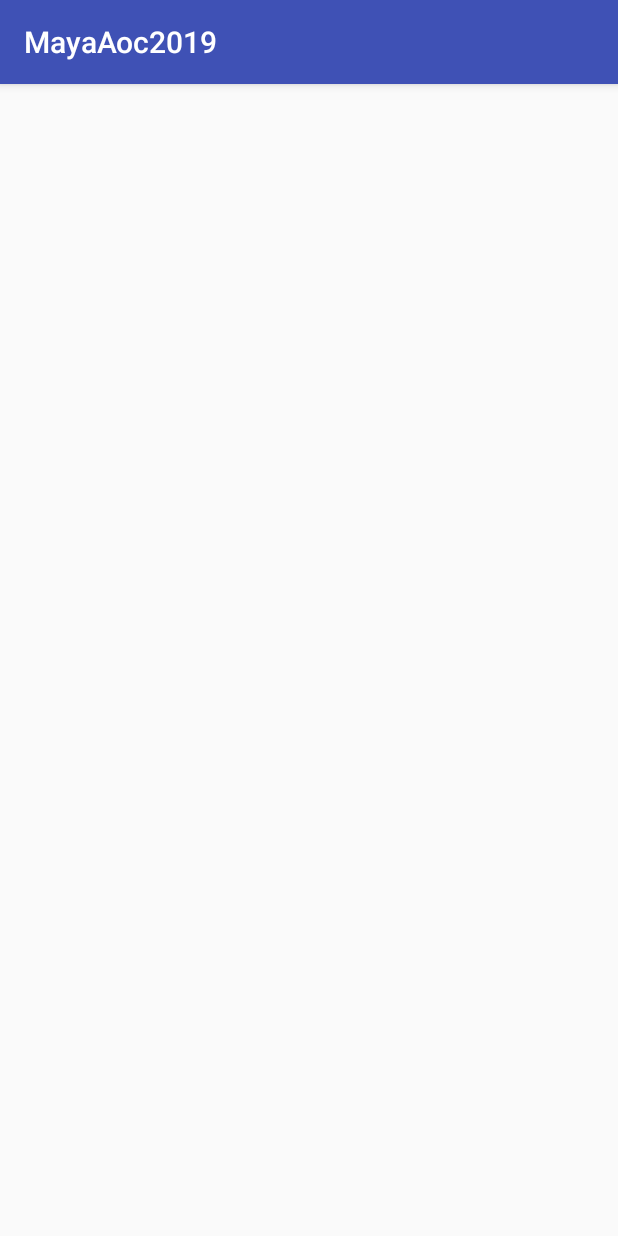
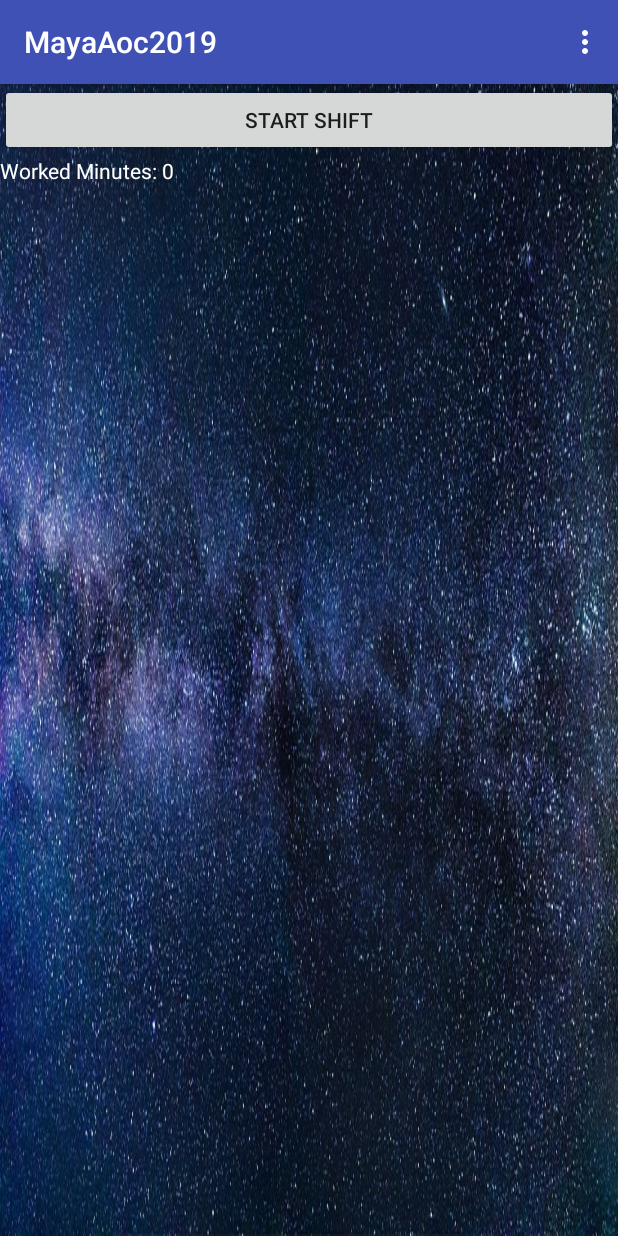
Before and after one commit to mayahaddad/MayaAoc2019final, an Android app: the HomePageActivity screen opened directly, with no data from a screen before it, in the options menu, after a tap on "Now", on a phone screen of 412 x 824 dp. Run offline under Robolectric (Android 15) with nearby library versions, the phone set to English and light mode, and no system bars; 2 statements that could not run were skipped.

Commit message:
fixed erros

```diff
--- a/app/src/main/AndroidManifest.xml
+++ b/app/src/main/AndroidManifest.xml
@@ -21,7 +21,6 @@
         <activity android:name=".HomePageActivity" />
         <activity android:name=".MyWorkActivity" />
         <activity android:name=".MyShiftsActivity" />
-        <activity android:name=".NowActivity"></activity>
     </application>
 
 </manifest>
--- a/app/src/main/java/y2019/aoc/maya/mayaaoc2019/HomePageActivity.java
+++ b/app/src/main/java/y2019/aoc/maya/mayaaoc2019/HomePageActivity.java
@@ -3,18 +3,37 @@ package y2019.aoc.maya.mayaaoc2019;
 import android.content.DialogInterface;
 import android.content.Intent;
 import android.support.v7.app.AlertDialog;
+import android.view.Menu;
+import android.view.MenuItem;
 import android.support.v7.app.AppCompatActivity;
 import android.os.Bundle;
-import android.view.Menu;
-import android.view.MenuItem;
+import android.view.View;
+import android.widget.Button;
+import android.widget.TextView;
+
+import java.text.SimpleDateFormat;
+import java.util.Date;
 
 
-public class HomePageActivity extends AppCompatActivity {
+public class HomePageActivity extends AppCompatActivity implements View.OnClickListener{
+
+    public static final String DATE_TIME_FORMAT = "yyyy-MM-dd'T'HH:mm:ss";
+
+    Button startShift;
+    long startTime, stopTime;
+    boolean isStarted = false;
+    TextView tvTotalTime;
 
     @Override
     protected void onCreate(Bundle savedInstanceState) {
         super.onCreate(savedInstanceState);
         setContentView(R.layout.activity_home_page);
+
+        startShift = findViewById(R.id.buttonStartShift);
+        startShift.setOnClickListener(this);
+
+        tvTotalTime = findViewById(R.id.textViewShiftTime);
+
     }
 
 
@@ -24,7 +43,7 @@ public class HomePageActivity extends AppCompatActivity {
         return true;
     }
     public boolean onOptionsItemSelected(MenuItem item){
-        Intent goToNextActivity=new Intent(getApplicationContext(), LogInActivity.class );
+        Intent goToNextActivity;
 
         switch(item.getItemId()){
             case R.id.mywork:
@@ -73,4 +92,23 @@ public class HomePageActivity extends AppCompatActivity {
         return true;
 
     }
+
+    @Override
+    public void onClick(View v) {
+        if(!isStarted) {
+            startTime = System.currentTimeMillis();
+            startShift.setText("Stop Shift");
+            isStarted = true;
+        }else{
+            stopTime = System.currentTimeMillis();
+            startShift.setText("Start Shift");
+            isStarted = false;
+
+            tvTotalTime.setText("Worked Minutes: " +((stopTime-startTime)/1000/60));
+
+
+        }
+
+    }
+
 }
--- a/app/src/main/java/y2019/aoc/maya/mayaaoc2019/NowActivity.java
+++ /dev/null
@@ -1,13 +0,0 @@
-package y2019.aoc.maya.mayaaoc2019;
-
-import android.support.v7.app.AppCompatActivity;
-import android.os.Bundle;
-
-public class NowActivity extends AppCompatActivity {
-
-    @Override
-    protected void onCreate(Bundle savedInstanceState) {
-        super.onCreate(savedInstanceState);
-        setContentView(R.layout.activity_now);
-    }
-}
--- a/app/src/main/res/layout/activity_home_page.xml
+++ b/app/src/main/res/layout/activity_home_page.xml
@@ -1,9 +1,22 @@
 <?xml version="1.0" encoding="utf-8"?>
-<android.support.constraint.ConstraintLayout xmlns:android="http://schemas.android.com/apk/res/android"
+<LinearLayout xmlns:android="http://schemas.android.com/apk/res/android"
     xmlns:app="http://schemas.android.com/apk/res-auto"
     xmlns:tools="http://schemas.android.com/tools"
     android:layout_width="match_parent"
     android:layout_height="match_parent"
+    android:orientation="vertical"
+    android:background="@drawable/mayahaddad"
     tools:context=".HomePageActivity">
 
-</android.support.constraint.ConstraintLayout>
+    <Button
+        android:id="@+id/buttonStartShift"
+        android:layout_width="match_parent"
+        android:layout_height="wrap_content"
+        android:text="Start Shift" />
+
+    <TextView
+        android:id="@+id/textViewShiftTime"
+        android:layout_width="match_parent"
+        android:textColor="#FFFFFF"
+        android:layout_height="wrap_content" />
+</LinearLayout>
--- a/app/src/main/res/layout/activity_now.xml
+++ /dev/null
@@ -1,9 +0,0 @@
-<?xml version="1.0" encoding="utf-8"?>
-<android.support.constraint.ConstraintLayout xmlns:android="http://schemas.android.com/apk/res/android"
-    xmlns:app="http://schemas.android.com/apk/res-auto"
-    xmlns:tools="http://schemas.android.com/tools"
-    android:layout_width="match_parent"
-    android:layout_height="match_parent"
-    tools:context=".NowActivity">
-
-</android.support.constraint.ConstraintLayout>
```
